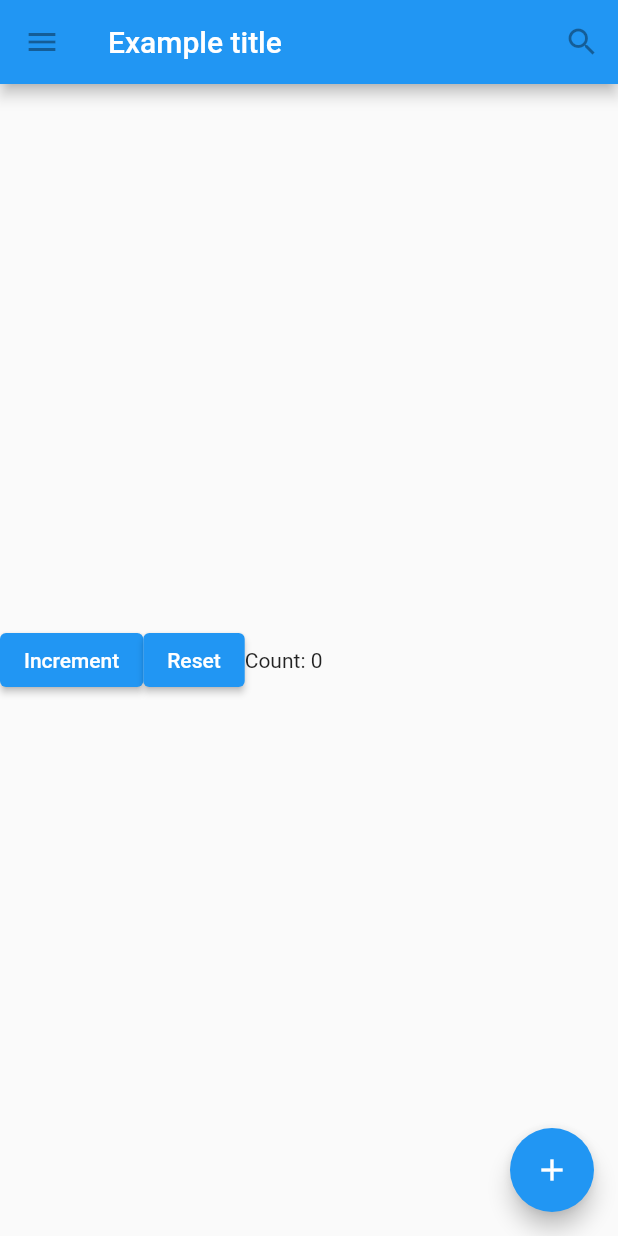
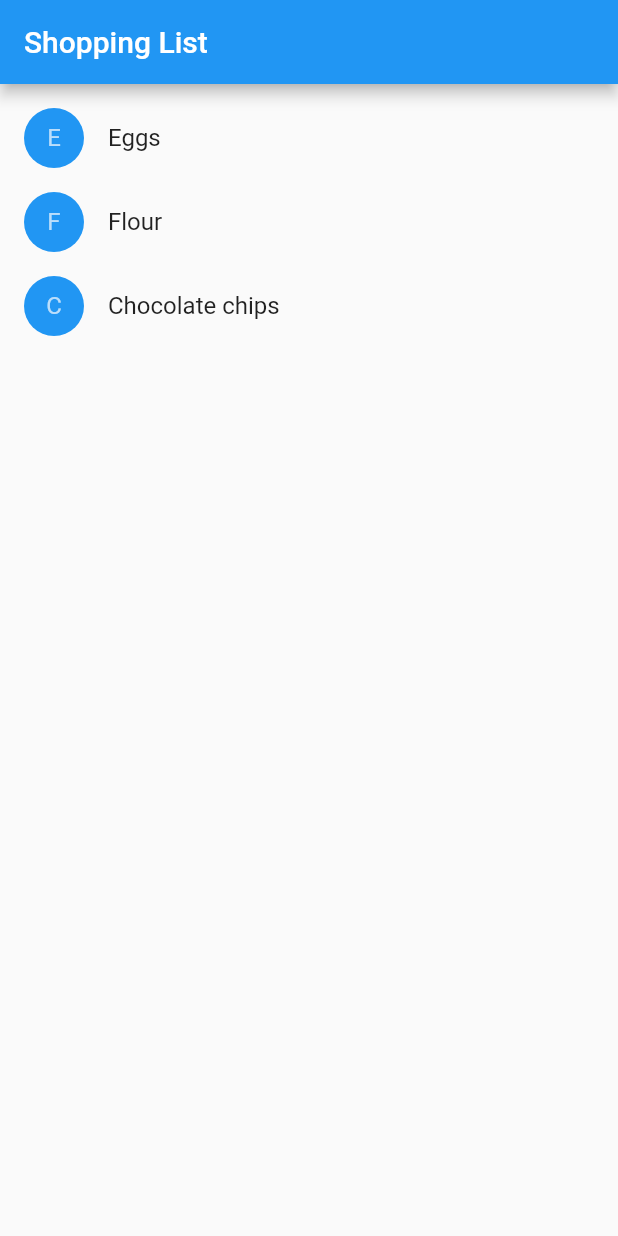
Before and after one commit to helloqzh/first_flutter_app, a Flutter app: the screen it shows after launch, on a phone screen of 412 x 824 dp. Run offline on Flutter 3.47's test engine with Material 2 defaults, Android fonts, the light colour scheme and no system bars; our stand-ins replace fluttertoast.

Commit message:
Bringing it all together

```diff
--- a/lib/main.dart
+++ b/lib/main.dart
@@ -7,9 +7,100 @@ void main() {
   runApp(
       MaterialApp(
         title: 'Flutter Tutorial',
-        home: TutorialHome(),
+        home: ShoppingList(
+          products: [
+            Product(name: 'Eggs'),
+            Product(name: 'Flour'),
+            Product(name: 'Chocolate chips')
+          ],
+        ),
       )
   );
+}
+
+class ShoppingList extends StatefulWidget {
+  ShoppingList({Key key, this.products}) : super(key: key);
+  final List<Product> products;
+
+  @override
+  State createState() {
+    return _ShoppingListState();
+  }
+}
+
+class _ShoppingListState extends State<ShoppingList> {
+  Set<Product> _shoppingCart = Set<Product>();
+
+  void _handleCartChanged(Product product, bool inCart) {
+    // 为了通知框架它改变了它的内部状态，需要调用 setState()
+    setState(() {
+      if (!inCart) {
+        _shoppingCart.add(product);
+      } else {
+        _shoppingCart.remove(product);
+      }
+    });
+  }
+
+  @override
+  Widget build(BuildContext context) {
+    return Scaffold(
+      appBar: AppBar(
+        title: Text('Shopping List'),
+      ),
+      body: ListView(
+        padding: EdgeInsets.symmetric(vertical: 8.0),
+        children: widget.products.map((Product product) {
+          return ShoppingListItem(
+            product: product,
+            inCart: _shoppingCart.contains(product),
+            onCartChanged: _handleCartChanged,
+          );
+        }).toList(),
+      ),
+    );
+  }
+}
+
+class Product {
+  const Product({this.name});
+  final String name;
+}
+
+typedef void CartChangedCallback(Product product, bool inCart);
+
+class ShoppingListItem extends StatelessWidget {
+  ShoppingListItem({this.product, this.inCart, this.onCartChanged});
+  final Product product;
+  final bool inCart;
+  final CartChangedCallback onCartChanged;
+
+  Color _getColor(BuildContext context) {
+    return inCart ? Colors.black54 : Theme.of(context).primaryColor;
+  }
+
+  TextStyle _getTextStyle(BuildContext context) {
+    if (!inCart) return null;
+
+    return TextStyle(
+      color: Colors.black54,
+      decoration: TextDecoration.lineThrough
+    );
+  }
+
+  @override
+  Widget build(BuildContext context) {
+    return ListTile(
+      onTap: () {
+        onCartChanged(product, inCart);
+      },
+      leading: CircleAvatar(
+        backgroundColor: _getColor(context),
+        child: Text(product.name[0]),
+      ),
+      title: Text(product.name, style: _getTextStyle(context),),
+    );
+  }
 }
 
 // Widget 和 State 的生命周期不一样，所以需要分开
```
Also changed, not shown: android_snap/ezgif-4-2da3d1c29681.gif (added).
